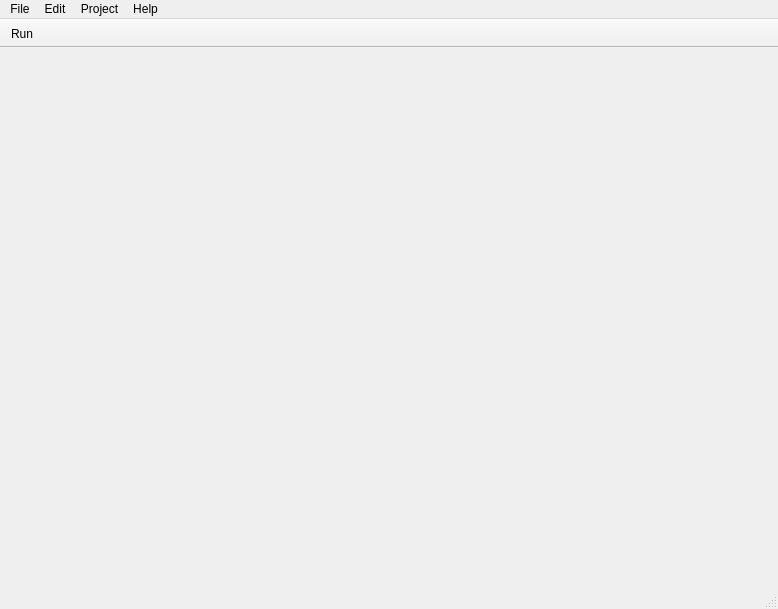
Old version of the form UrhoEdit/MainWindow.ui in the repository ATSOTECK/UrhoEdit.
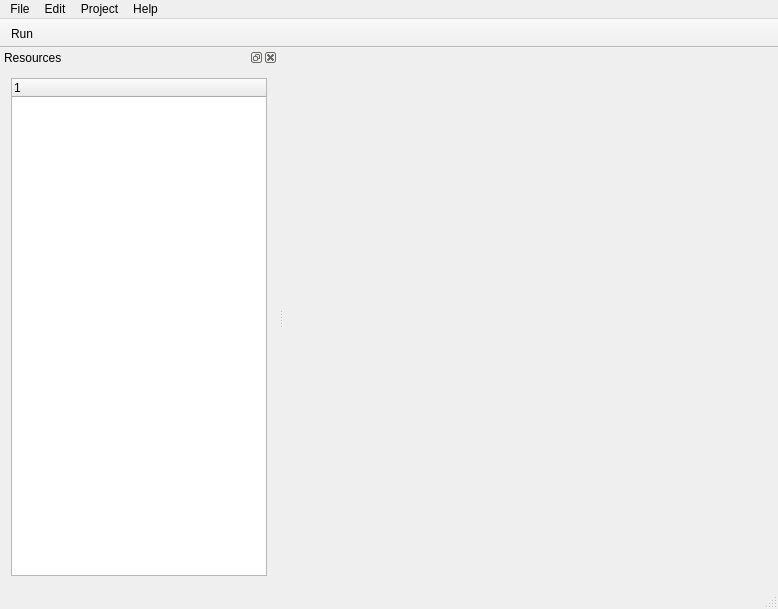
New version of the form. Icons and pictures are not drawn.

The edit to the form file:
```diff
--- a/UrhoEdit/MainWindow.ui
+++ b/UrhoEdit/MainWindow.ui
@@ -79,6 +79,27 @@
    <addaction name="actionRun"/>
   </widget>
   <widget class="QStatusBar" name="statusBar"/>
+  <widget class="QDockWidget" name="resourcesDockWidget">
+   <property name="windowTitle">
+    <string>Resources</string>
+   </property>
+   <attribute name="dockWidgetArea">
+    <number>1</number>
+   </attribute>
+   <widget class="QWidget" name="resourcesDockWidgetContents">
+    <layout class="QVBoxLayout" name="verticalLayout">
+     <item>
+      <widget class="QTreeWidget" name="resourcesTree">
+       <column>
+        <property name="text">
+         <string notr="true">1</string>
+        </property>
+       </column>
+      </widget>
+     </item>
+    </layout>
+   </widget>
+  </widget>
   <action name="actionRun">
    <property name="text">
     <string>Run</string>
```
Left out of the diff: 8 changed lines with no effect on the pictures.
